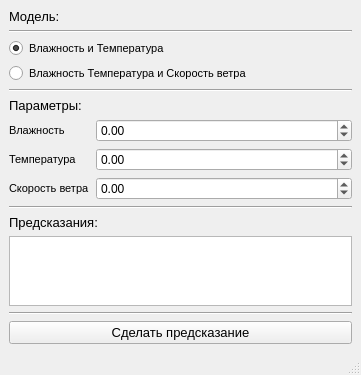
Old version of the form lab_work_1/src/app/main_window.ui in the repository vl4xd/pstu-machine-learning-models-and-technologies.
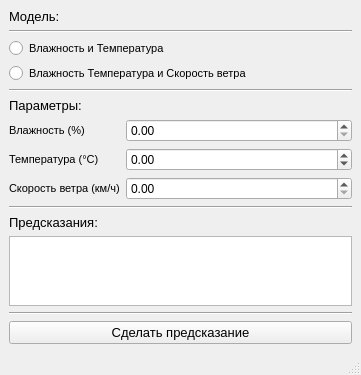
New version of the form.

The edit to the form file:
```diff
--- a/lab_work_1/src/app/main_window.ui
+++ b/lab_work_1/src/app/main_window.ui
@@ -7,7 +7,7 @@
     <x>0</x>
     <y>0</y>
     <width>361</width>
-    <height>292</height>
+    <height>305</height>
    </rect>
   </property>
   <property name="windowTitle">
@@ -62,8 +62,11 @@
         <property name="text">
          <string>Влажность и Температура</string>
         </property>
+        <property name="checkable">
+         <bool>true</bool>
+        </property>
         <property name="checked">
-         <bool>true</bool>
+         <bool>false</bool>
         </property>
         <property name="autoRepeat">
          <bool>false</bool>
@@ -114,7 +117,7 @@
            </font>
           </property>
           <property name="text">
-           <string>Влажность</string>
+           <string>Влажность (%)</string>
           </property>
          </widget>
         </item>
@@ -126,7 +129,7 @@
            </font>
           </property>
           <property name="text">
-           <string>Температура</string>
+           <string>Температура (°C)</string>
           </property>
          </widget>
         </item>
@@ -138,17 +141,20 @@
            </font>
           </property>
           <property name="text">
-           <string>Скорость ветра</string>
+           <string>Скорость ветра (км/ч)</string>
           </property>
          </widget>
         </item>
         <item row="2" column="1">
          <widget class="QDoubleSpinBox" name="doubleSpinBox">
           <property name="minimum">
-           <double>-300.000000000000000</double>
+           <double>0.000000000000000</double>
           </property>
           <property name="maximum">
-           <double>300.000000000000000</double>
+           <double>1.000000000000000</double>
+          </property>
+          <property name="singleStep">
+           <double>0.010000000000000</double>
           </property>
          </widget>
         </item>
@@ -171,7 +177,7 @@
            <number>2</number>
           </property>
           <property name="minimum">
-           <double>-300.000000000000000</double>
+           <double>0.000000000000000</double>
           </property>
           <property name="maximum">
            <double>300.000000000000000</double>
```
